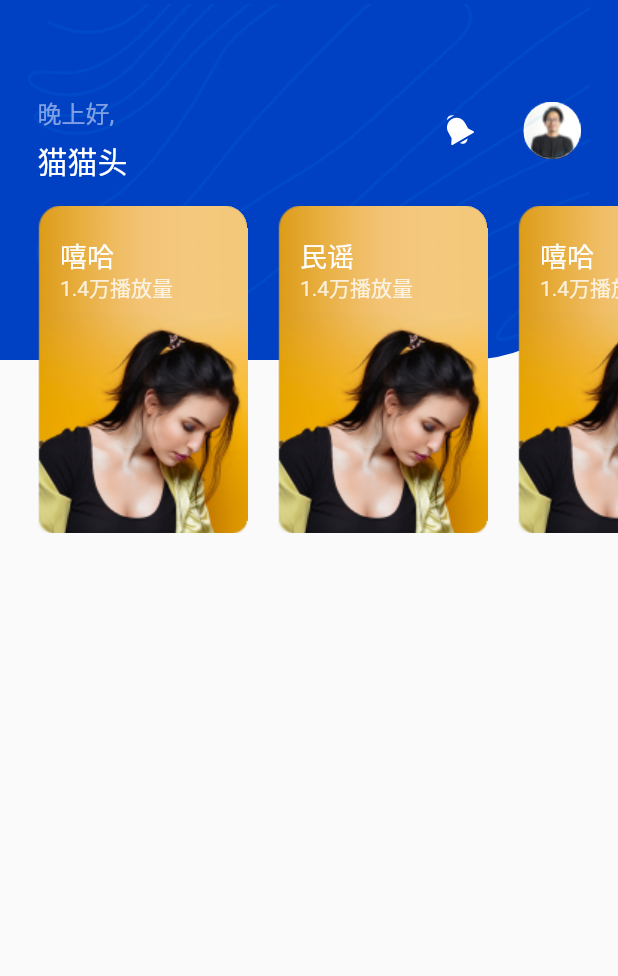
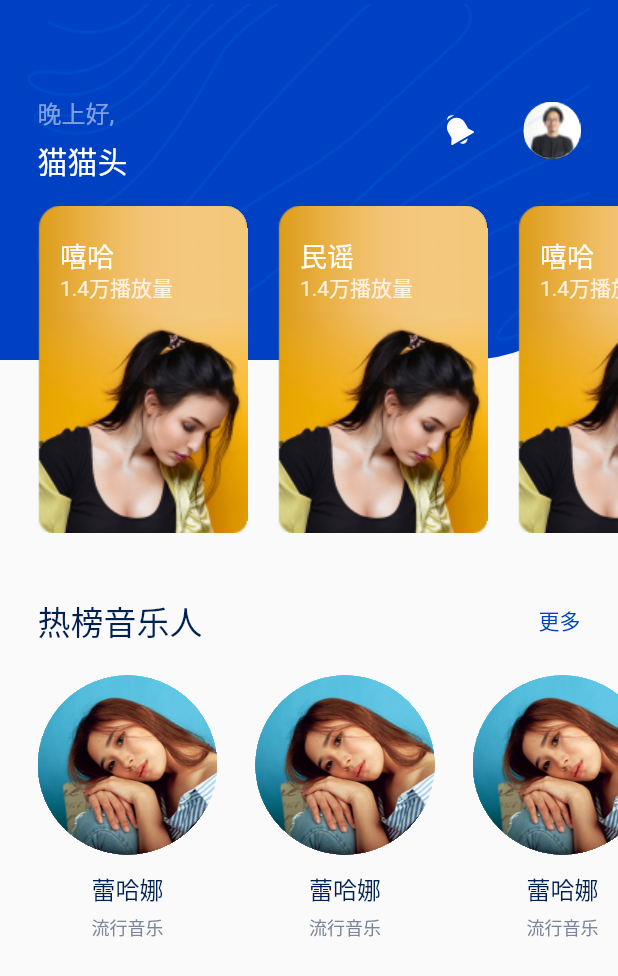
Before and after one commit to GnaixEuy/CatHat-Music-FrontEnd-APP, a Flutter app: the screen it shows after launch, on a phone screen of 412 x 824 dp. Shown: the top 976 px of the screen. Run offline on Flutter 3.47's test engine with Material 2 defaults, Android fonts, the phone set to English and light mode, and no system bars; our stand-ins replace flutter_svg.

Commit message:
:bento: 添加了推荐音乐人组件

```diff
--- a/lib/pages/home/home_page.dart
+++ b/lib/pages/home/home_page.dart
@@ -1,6 +1,8 @@
 import 'package:cathat_music_app/pages/home/header.dart';
 import 'package:flutter/cupertino.dart';
 import 'package:flutter/material.dart';
+
+import 'musician_banner.dart';
 
 class HomePage extends StatelessWidget {
   const HomePage({Key? key}) : super(key: key);
@@ -11,6 +13,10 @@ class HomePage extends StatelessWidget {
         body: Column(
       children: const <Widget>[
         Header(),
+        SizedBox(height: 40),
+        MusicianBanner(
+          title: "热榜音乐人",
+        )
       ],
     ));
   }
--- /dev/null
+++ b/lib/pages/home/musician_banner.dart
@@ -0,0 +1,65 @@
+import 'package:cathat_music_app/theme.dart';
+import 'package:flutter/material.dart';
+
+import 'musician_card.dart';
+
+class MusicianBanner extends StatelessWidget {
+  const MusicianBanner({Key? key, required this.title}) : super(key: key);
+
+  final String title;
+
+  Widget build(BuildContext context) {
+    return Column(
+      children: <Widget>[
+        Container(
+          padding: const EdgeInsets.only(left: 25, right: 25),
+          margin: const EdgeInsets.only(bottom: 20),
+          child: Row(
+            children: <Widget>[
+              Text(
+                title,
+                style: const TextStyle(
+                  fontSize: 22,
+                  color: Color(0xFF002150),
+                ),
+              ),
+              Spacer(),
+              Text(
+                "更多",
+                style: const TextStyle(fontSize: 14, color: primary),
+              )
+            ],
+          ),
+        ),
+        SingleChildScrollView(
+          scrollDirection: Axis.horizontal,
+          padding: const EdgeInsets.only(left: 25),
+          child: Row(
+            children: const <Widget>[
+              MusicianCard(
+                  name: "蕾哈娜",
+                  photo: "assets/images/musician-photo.png",
+                  category: "流行音乐"),
+              MusicianCard(
+                  name: "蕾哈娜",
+                  photo: "assets/images/musician-photo.png",
+                  category: "流行音乐"),
+              MusicianCard(
+                  name: "蕾哈娜",
+                  photo: "assets/images/musician-photo.png",
+                  category: "流行音乐"),
+              MusicianCard(
+                  name: "蕾哈娜",
+                  photo: "assets/images/musician-photo.png",
+                  category: "流行音乐"),
+              MusicianCard(
+                  name: "蕾哈娜",
+                  photo: "assets/images/musician-photo.png",
+                  category: "流行音乐")
+            ],
+          ),
+        )
+      ],
+    );
+  }
+}
--- /dev/null
+++ b/lib/pages/home/musician_card.dart
@@ -0,0 +1,47 @@
+import 'package:flutter/material.dart';
+
+class MusicianCard extends StatelessWidget {
+  const MusicianCard(
+      {Key? key,
+      required this.name,
+      required this.photo,
+      required this.category})
+      : super(key: key);
+
+  final String name;
+  final String photo;
+  final String category;
+
+  @override
+  Widget build(BuildContext context) {
+    return Container(
+      margin: const EdgeInsets.only(right: 25),
+      child: Column(
+          crossAxisAlignment: CrossAxisAlignment.center,
+          children: <Widget>[
+            Container(
+                width: 120,
+                height: 120,
+                clipBehavior: Clip.hardEdge,
+                margin: const EdgeInsets.only(bottom: 10),
+                decoration: const BoxDecoration(
+                    borderRadius: BorderRadius.all(Radius.circular(120))),
+                child: Image.asset(photo)),
+            Text(
+              name,
+              style: const TextStyle(
+                fontSize: 16,
+                color: Color(0xFF002150),
+              ),
+            ),
+            const SizedBox(
+              height: 5,
+            ),
+            Text(
+              category,
+              style: TextStyle(color: const Color(0xFF7A869A), fontSize: 12),
+            )
+          ]),
+    );
+  }
+}
```
